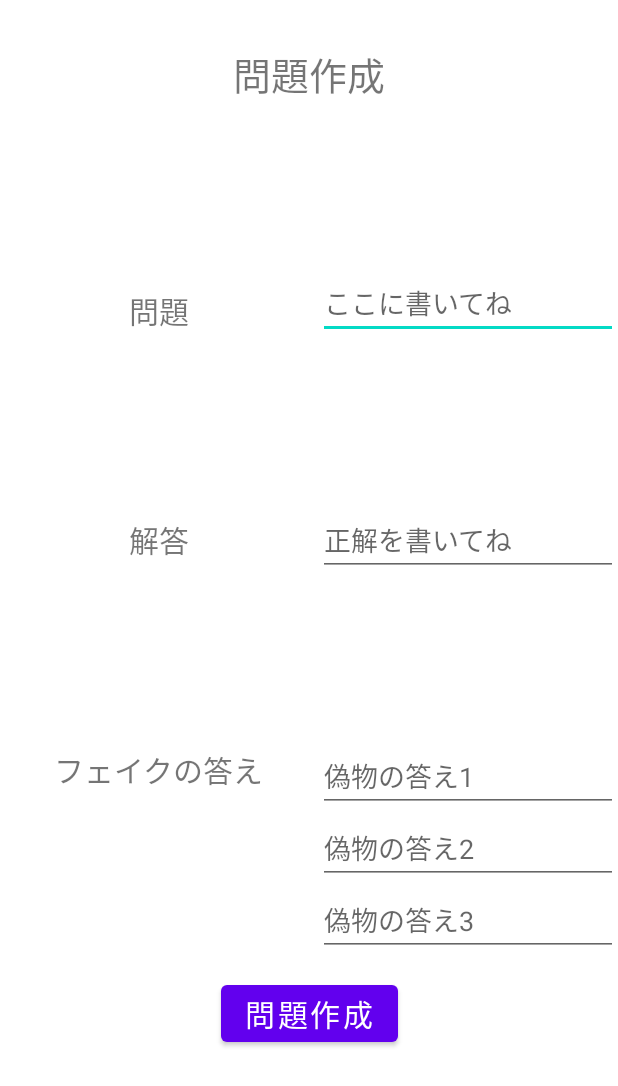
After one commit to mayuYoshikawa/QuizApp, an Android app: the layout fragment_create_quiz.xml on its own in the app's theme, with its tools: preview values and no code run, on a phone screen of 412 x 824 dp. The commit adds this screen. Shown: the top 1086 px of the screen. Run offline under Robolectric (Android 15) with nearby library versions, the phone set to English and light mode, and no system bars.

Commit message:
画面xml作成

```diff
--- /dev/null
+++ b/app/src/main/res/layout/fragment_create_quiz.xml
@@ -0,0 +1,113 @@
+<?xml version="1.0" encoding="utf-8"?>
+<androidx.constraintlayout.widget.ConstraintLayout xmlns:android="http://schemas.android.com/apk/res/android"
+    xmlns:app="http://schemas.android.com/apk/res-auto"
+    xmlns:tools="http://schemas.android.com/tools"
+    android:layout_width="match_parent"
+    android:layout_height="match_parent"
+    tools:context="fragment.CreateQuiz">
+
+    <TextView
+        android:id="@+id/create_quiz_text"
+        android:layout_width="wrap_content"
+        android:layout_height="wrap_content"
+        android:layout_marginTop="30sp"
+        android:text="@string/createQuiz"
+        android:textSize="25sp"
+        app:layout_constraintEnd_toEndOf="parent"
+        app:layout_constraintStart_toStartOf="parent"
+        app:layout_constraintTop_toTopOf="parent" />
+
+    <TextView
+        android:id="@+id/input_question_text"
+        android:layout_width="wrap_content"
+        android:layout_height="wrap_content"
+        android:text="@string/question"
+        android:textSize="20sp"
+        app:layout_constraintBottom_toTopOf="@+id/input_answer_text"
+        app:layout_constraintEnd_toStartOf="@+id/input_question_edit_text"
+        app:layout_constraintStart_toStartOf="parent"
+        app:layout_constraintTop_toBottomOf="@+id/create_quiz_text" />
+
+    <EditText
+        android:id="@+id/input_question_edit_text"
+        android:layout_width="200sp"
+        android:layout_height="wrap_content"
+        android:hint="@string/hint_question"
+        android:inputType="text"
+        app:layout_constraintBottom_toTopOf="@id/input_answer_edit_text"
+        app:layout_constraintEnd_toEndOf="parent"
+        app:layout_constraintTop_toBottomOf="@+id/create_quiz_text" />
+
+    <TextView
+        android:id="@+id/input_answer_text"
+        android:layout_width="wrap_content"
+        android:layout_height="wrap_content"
+        android:text="@string/answer"
+        android:textSize="20sp"
+        app:layout_constraintBottom_toTopOf="@+id/input_fake_text"
+        app:layout_constraintEnd_toStartOf="@+id/input_answer_edit_text"
+        app:layout_constraintStart_toStartOf="parent"
+        app:layout_constraintTop_toBottomOf="@+id/input_question_text" />
+
+    <EditText
+        android:id="@+id/input_answer_edit_text"
+        android:layout_width="200sp"
+        android:layout_height="wrap_content"
+        android:hint="@string/hint_answer"
+        android:inputType="text"
+        app:layout_constraintBottom_toTopOf="@+id/input_fake_1"
+        app:layout_constraintEnd_toEndOf="parent"
+        app:layout_constraintTop_toBottomOf="@+id/input_question_edit_text" />
+
+    <TextView
+        android:id="@+id/input_fake_text"
+        android:layout_width="wrap_content"
+        android:layout_height="wrap_content"
+        android:text="@string/fake_answer"
+        android:textSize="20sp"
+        app:layout_constraintBottom_toTopOf="@id/create_quiz_button"
+        app:layout_constraintEnd_toStartOf="@+id/input_fake_1"
+        app:layout_constraintHorizontal_chainStyle="spread_inside"
+        app:layout_constraintStart_toStartOf="parent"
+        app:layout_constraintTop_toBottomOf="@+id/input_answer_text" />
+
+    <EditText
+        android:id="@+id/input_fake_1"
+        android:layout_width="200sp"
+        android:layout_height="wrap_content"
+        android:hint="@string/hint_fake1"
+        android:inputType="text"
+        app:layout_constraintBottom_toTopOf="@+id/create_quiz_button"
+        app:layout_constraintEnd_toEndOf="parent"
+        app:layout_constraintTop_toBottomOf="@+id/input_answer_edit_text" />
+
+    <EditText
+        android:id="@+id/input_fake_2"
+        android:layout_width="200sp"
+        android:layout_height="wrap_content"
+        android:hint="@string/hint_fake2"
+        android:inputType="text"
+        app:layout_constraintEnd_toEndOf="parent"
+        app:layout_constraintTop_toBottomOf="@+id/input_fake_1" />
+
+    <EditText
+        android:id="@+id/input_fake_3"
+        android:layout_width="200sp"
+        android:layout_height="wrap_content"
+        android:hint="@string/hint_fake3"
+        android:inputType="text"
+        app:layout_constraintEnd_toEndOf="parent"
+        app:layout_constraintTop_toBottomOf="@id/input_fake_2" />
+
+    <Button
+        android:id="@+id/create_quiz_button"
+        android:layout_width="wrap_content"
+        android:layout_height="wrap_content"
+        android:text="@string/createQuiz"
+        android:textSize="20sp"
+        app:layout_constraintBottom_toBottomOf="parent"
+        app:layout_constraintEnd_toEndOf="parent"
+        app:layout_constraintStart_toStartOf="parent"
+        app:layout_constraintTop_toBottomOf="@id/input_fake_text" />
+
+</androidx.constraintlayout.widget.ConstraintLayout>
--- a/app/src/main/res/values/strings.xml
+++ b/app/src/main/res/values/strings.xml
@@ -1,3 +1,21 @@
 <resources>
     <string name="app_name">QuizApp</string>
+    <string name="quiz">クイズ</string>
+    <string name="answer">解答</string>
+    <string name="createQuiz">問題作成</string>
+    <string name="QuizStart">クイズ開始</string>
+    <!-- TODO: Remove or change this placeholder text -->
+    <string name="hello_blank_fragment">Hello blank fragment</string>
+    <string name="question1">1問</string>
+    <string name="question5">5問</string>
+    <string name="question10">10問</string>
+    <string name="question">問題</string>
+    <string name="hint_question">ここに書いてね</string>
+    <string name="fake_answer">フェイクの答え</string>
+    <string name="hint_answer">正解を書いてね</string>
+    <string name="hint_fake1">偽物の答え1</string>
+    <string name="hint_fake2">偽物の答え2</string>
+    <string name="hint_fake3">偽物の答え3</string>
+    <string name="select_number_question">問題数を選択してください</string>
+    <string name="top_text">TOP</string>
 </resources>
```
Also changed, not shown: app/src/main/res/layout/fragment_select.xml (added, +59 -0 lines), app/src/main/res/layout/fragment_top.xml (added, +42 -0 lines).
